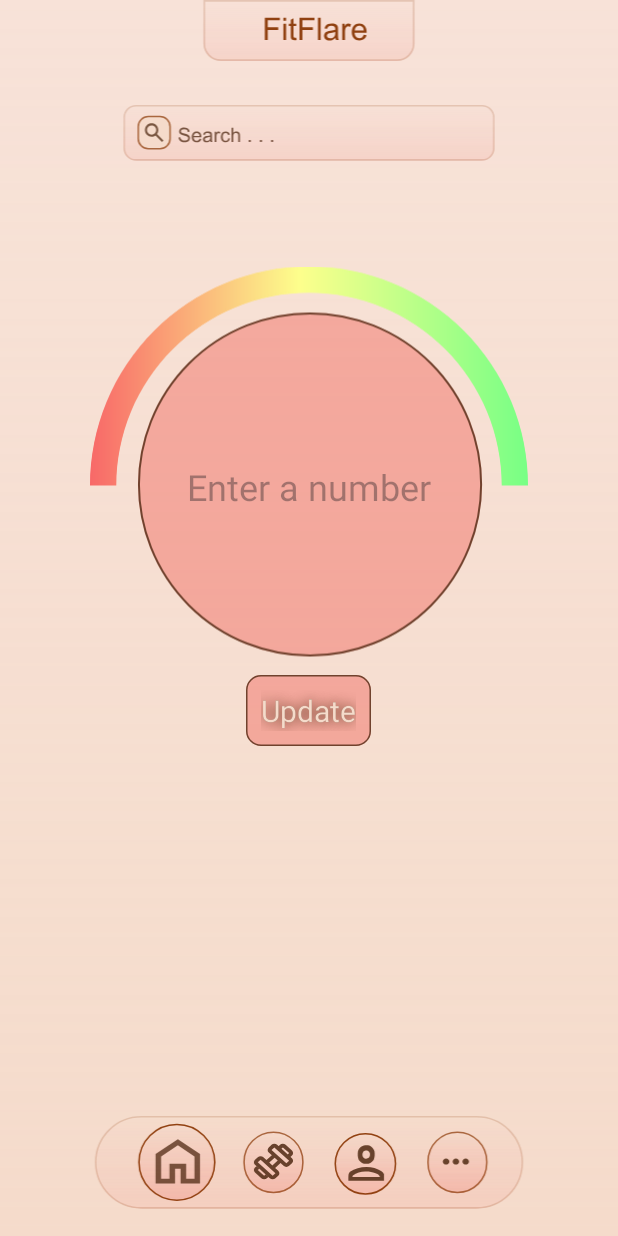
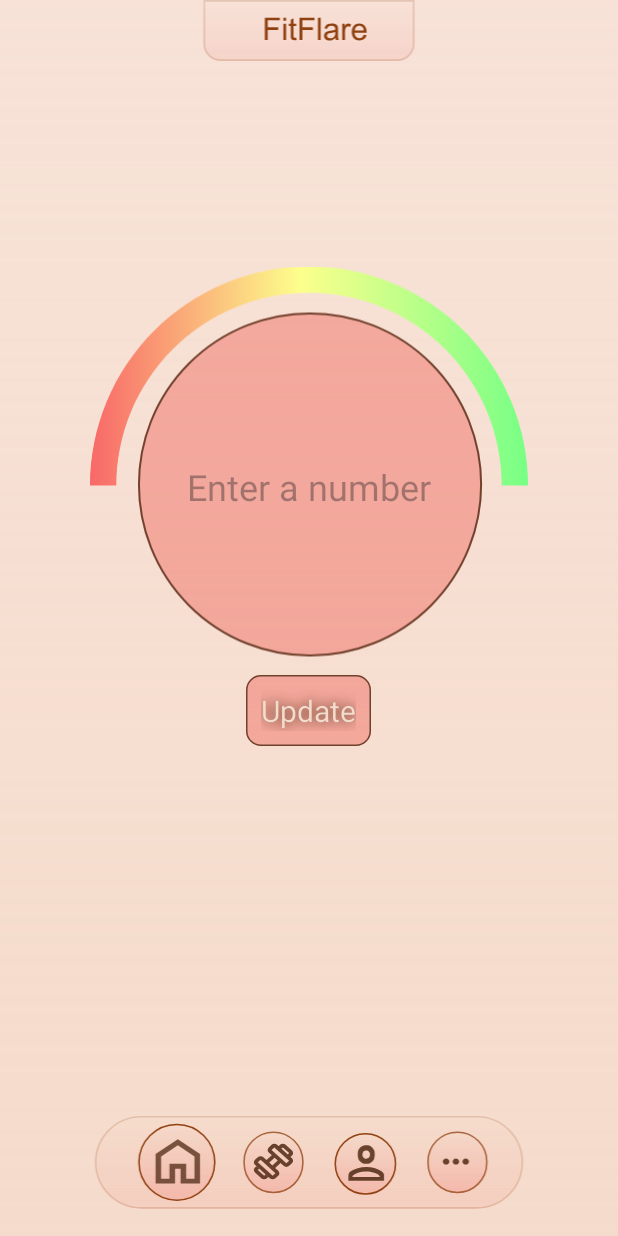
Before and after one commit to sneri12pic/FitnessApp, an Android app: the HomeActivity screen opened directly, with no data from a screen before it, on a phone screen of 412 x 824 dp. Run offline under Robolectric (Android 15) with nearby library versions, the light colour scheme and no system bars.

Commit message:
Search_bar deleted

```diff
--- a/app/src/main/res/layout/activity_home.xml
+++ b/app/src/main/res/layout/activity_home.xml
@@ -11,14 +11,7 @@
         android:layout_height="50dp"
         android:layout_centerHorizontal="true"
         android:src="@drawable/name" />
-    <ImageView
-        android:id="@+id/panel_search"
-        android:layout_width="match_parent"
-        android:layout_height="45dp"
-        android:layout_below="@id/name"
-        android:layout_centerHorizontal="true"
-        android:layout_marginTop="20dp"
-        android:src="@drawable/panel_search" />
+
     <ImageView
         android:id="@+id/circle_goal"
         android:layout_width="292dp"
```
Also changed, not shown: app/src/main/java/com/example/fitnessapp/CheckActivity.java (deleted, +0 -14 lines).
